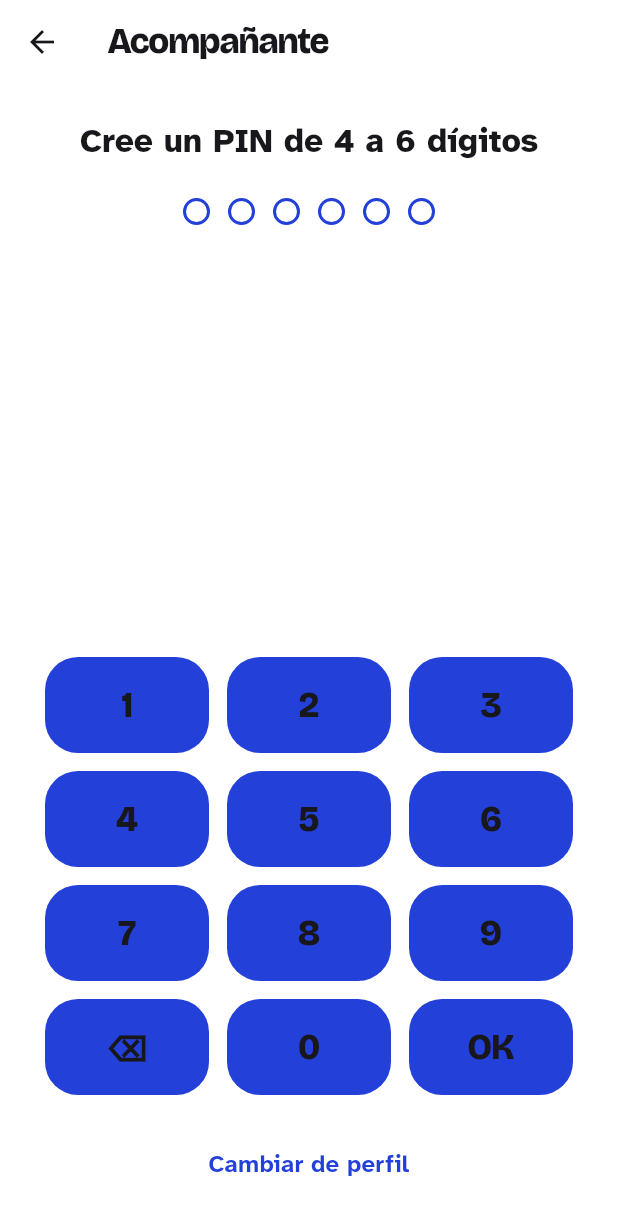
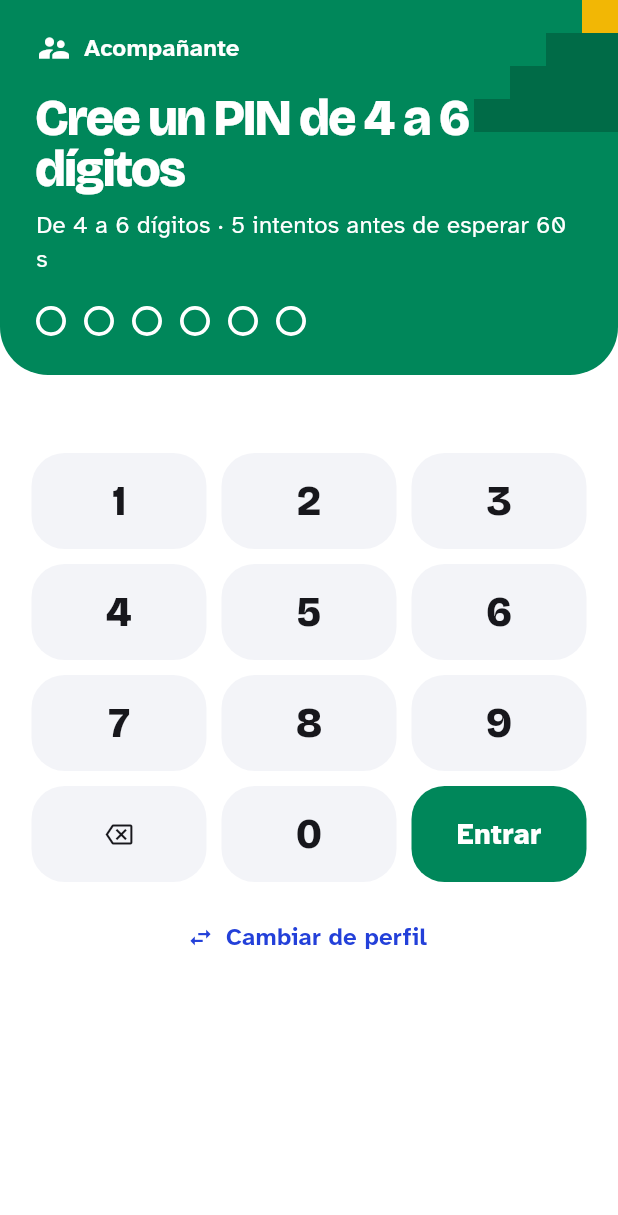
Before and after one commit to dramirezdlp99/eyesight-ai, a Flutter app: the PinView screen opened by its route, on a phone screen of 412 x 824 dp. Shown: the top 1215 px of the screen. Run offline on Flutter 3.47's test engine with Material 3 defaults, Android fonts, the phone set to English and light mode, and no system bars; our stand-ins replace camera, flutter_secure_storage, flutter_tts, geolocator, get, hive_flutter and 4 more; missing offline and left inert: tflite_flutter; accounts and stored records are empty.

Commit message:
feat: redisena el pin del acompanante

```diff
--- a/lib/presentation/views/pin/pin_view.dart
+++ b/lib/presentation/views/pin/pin_view.dart
@@ -3,78 +3,163 @@ import 'package:get/get.dart';
 
 import '../../../core/config/app_constants.dart';
 import '../../controllers/pin_controller.dart';
+import '../../theme/app_colors.dart';
+import '../../theme/app_theme.dart';
+import '../../widgets/greca.dart';
 
-/// PIN del acompañante (wireframe de la HU01, figura b).
+/// PIN del acompañante (HU01 CA3, RNF10), diseño «Barniz de Pasto».
 class PinView extends GetView<PinController> {
   const PinView({super.key});
 
+  static String get rules =>
+      'De ${AppConstants.minPinLength} a ${AppConstants.maxPinLength} '
+      'dígitos · ${AppConstants.maxPinAttempts} intentos antes de esperar '
+      '${AppConstants.pinLockDuration.inSeconds} s';
+
   @override
   Widget build(BuildContext context) {
+    final scheme = Theme.of(context).colorScheme;
     final text = Theme.of(context).textTheme;
-    final scheme = Theme.of(context).colorScheme;
     return Scaffold(
-      appBar: AppBar(title: const Text('Acompañante')),
-      body: SafeArea(
-        child: Padding(
-          padding: const EdgeInsets.all(24),
-          child: Obx(
-            () => Column(
+      body: Obx(
+        () => SingleChildScrollView(
+          child: Column(
+            crossAxisAlignment: CrossAxisAlignment.stretch,
             children: [
-                Semantics(
-                  header: true,
+              _Header(
+                title: controller.title,
+                count: controller.entered.value.length,
+              ),
+              Padding(
+                padding: const EdgeInsets.fromLTRB(20, 12, 20, 0),
+                child: Semantics(
+                  liveRegion: true,
                   child: Text(
-                    controller.title,
+                    controller.error.value ?? ' ',
                     textAlign: TextAlign.center,
-                    style: text.titleLarge,
+                    style: text.bodyLarge?.copyWith(
+                      color: scheme.error,
+                      fontWeight: FontWeight.w700,
                     ),
                   ),
-                const SizedBox(height: 24),
-                Semantics(
-                  label:
-                      '${controller.entered.value.length} dígitos ingresados',
-                  excludeSemantics: true,
-                  child: Row(
-                    mainAxisAlignment: MainAxisAlignment.center,
-                    children: [
-                      for (var i = 0; i < AppConstants.maxPinLength; i++)
-                        Container(
-                          margin: const EdgeInsets.symmetric(horizontal: 6),
-                          width: 18,
-                          height: 18,
-                          decoration: BoxDecoration(
-                            shape: BoxShape.circle,
-                            border: Border.all(color: scheme.primary, width: 2),
-                            color: i < controller.entered.value.length
-                                ? scheme.primary
-                                : null,
+                ),
+              ),
+              Padding(
+                padding: const EdgeInsets.fromLTRB(16, 8, 16, 0),
+                child: _Keypad(
+                  onDigit: controller.addDigit,
+                  onBackspace: controller.backspace,
+                  onSubmit: controller.busy.value ? null : controller.submit,
+                ),
+              ),
+              Padding(
+                padding: const EdgeInsets.fromLTRB(16, 8, 16, 24),
+                child: TextButton.icon(
+                  icon: const Icon(Icons.swap_horiz),
+                  onPressed: controller.changeProfile,
+                  label: const Text('Cambiar de perfil'),
                 ),
               ),
             ],
           ),
         ),
-                const SizedBox(height: 16),
-                Semantics(
-                  liveRegion: true,
-                  child: Text(
-                    controller.error.value ?? ' ',
-                    textAlign: TextAlign.center,
-                    style: text.bodyLarge?.copyWith(color: scheme.error),
+      ),
+    );
+  }
+}
+
+/// Cabecera esmeralda con la greca, el título y los puntos del PIN.
+class _Header extends StatelessWidget {
+  const _Header({required this.title, required this.count});
+
+  final String title;
+  final int count;
+
+  @override
+  Widget build(BuildContext context) {
+    final text = Theme.of(context).textTheme;
+    return ClipRRect(
+      borderRadius: const BorderRadius.vertical(bottom: Radius.circular(32)),
+      child: ColoredBox(
+        color: AppColors.esmeralda,
+        child: Stack(
+          children: [
+            const Positioned(
+              top: 0,
+              right: 0,
+              child: GrecaCorner(
+                color: AppColors.esmeraldaDeep,
+                accent: AppColors.oro,
+                width: 120,
+                height: 88,
               ),
             ),
-                const Spacer(),
-                _Keypad(
-                  onDigit: controller.addDigit,
-                  onBackspace: controller.backspace,
-                  onSubmit: controller.busy.value ? null : controller.submit,
+            SafeArea(
+              bottom: false,
+              child: Padding(
+                padding: const EdgeInsets.fromLTRB(24, 20, 24, 26),
+                child: Column(
+                  crossAxisAlignment: CrossAxisAlignment.start,
+                  children: [
+                    Row(
+                      children: [
+                        const Icon(
+                          Icons.supervisor_account,
+                          color: AppColors.paper,
                         ),
-                const SizedBox(height: 16),
-                TextButton(
-                  onPressed: controller.changeProfile,
-                  child: const Text('Cambiar de perfil'),
+                        const SizedBox(width: 8),
+                        Text(
+                          'Acompañante',
+                          style: text.titleMedium?.copyWith(
+                            color: AppColors.paper,
+                          ),
+                        ),
+                      ],
+                    ),
+                    const SizedBox(height: 18),
+                    Semantics(
+                      header: true,
+                      child: Text(
+                        title,
+                        style: AppText.display(34, color: AppColors.paper),
+                      ),
+                    ),
+                    const SizedBox(height: 8),
+                    Text(
+                      PinView.rules,
+                      style: text.bodyMedium?.copyWith(
+                        color: AppColors.paper,
+                      ),
+                    ),
+                    const SizedBox(height: 20),
+                    Semantics(
+                      label: '$count dígitos ingresados',
+                      excludeSemantics: true,
+                      child: Row(
+                        children: [
+                          for (var i = 0; i < AppConstants.maxPinLength; i++)
+                            AnimatedContainer(
+                              duration: const Duration(milliseconds: 180),
+                              margin: const EdgeInsets.only(right: 12),
+                              width: 20,
+                              height: 20,
+                              decoration: BoxDecoration(
+                                shape: BoxShape.circle,
+                                color: i < count ? AppColors.paper : null,
+                                border: Border.all(
+                                  color: AppColors.paper,
+                                  width: 2.5,
+                                ),
+                              ),
                             ),
                         ],
                       ),
                     ),
+                  ],
+                ),
+              ),
+            ),
+          ],
         ),
       ),
     );
@@ -94,27 +179,43 @@ class _Keypad extends StatelessWidget {
 
   @override
   Widget build(BuildContext context) {
-    Widget key(String label, VoidCallback? onTap, {String? semantic}) =>
+    final scheme = Theme.of(context).colorScheme;
+    Widget key(
+      Widget child,
+      VoidCallback? onTap, {
+      required String semantic,
+      Color? background,
+      Color? foreground,
+    }) =>
         Expanded(
           child: Padding(
-            padding: const EdgeInsets.all(6),
+            padding: const EdgeInsets.all(5),
             child: Semantics(
               button: true,
-              label: semantic ?? label,
+              label: semantic,
               excludeSemantics: true,
-              child: FilledButton.tonal(
+              child: FilledButton(
                 onPressed: onTap,
-                style: FilledButton.styleFrom(minimumSize: const Size(64, 64)),
-                child: Text(label,
-                    style: Theme.of(context).textTheme.headlineSmall),
+                style: FilledButton.styleFrom(
+                  minimumSize: const Size(64, 64),
+                  backgroundColor: background ?? scheme.surfaceContainerHighest,
+                  foregroundColor: foreground ?? scheme.onSurface,
+                  padding: EdgeInsets.zero,
+                ),
+                child: child,
               ),
             ),
           ),
         );
 
-    Widget row(List<String> digits) => Row(
-          children: [for (final d in digits) key(d, () => onDigit(d))],
+    Widget digit(String d) => key(
+          Text(d, style: AppText.display(28)),
+          () => onDigit(d),
+          semantic: d,
         );
+
+    Widget row(List<String> digits) =>
+        Row(children: [for (final d in digits) digit(d)]);
 
     return Column(
       children: [
@@ -123,9 +224,22 @@ class _Keypad extends StatelessWidget {
         row(['7', '8', '9']),
         Row(
           children: [
-            key('⌫', onBackspace, semantic: 'Borrar'),
-            key('0', () => onDigit('0')),
-            key('OK', onSubmit, semantic: 'Confirmar'),
+            key(
+              const Icon(Icons.backspace_outlined),
+              onBackspace,
+              semantic: 'Borrar',
+            ),
+            digit('0'),
+            key(
+              const FittedBox(
+                fit: BoxFit.scaleDown,
+                child: Text('Entrar'),
+              ),
+              onSubmit,
+              semantic: 'Entrar',
+              background: AppColors.esmeralda,
+              foreground: AppColors.paper,
+            ),
           ],
         ),
       ],
```
Lines whose indentation alone changed are shown as unchanged.
